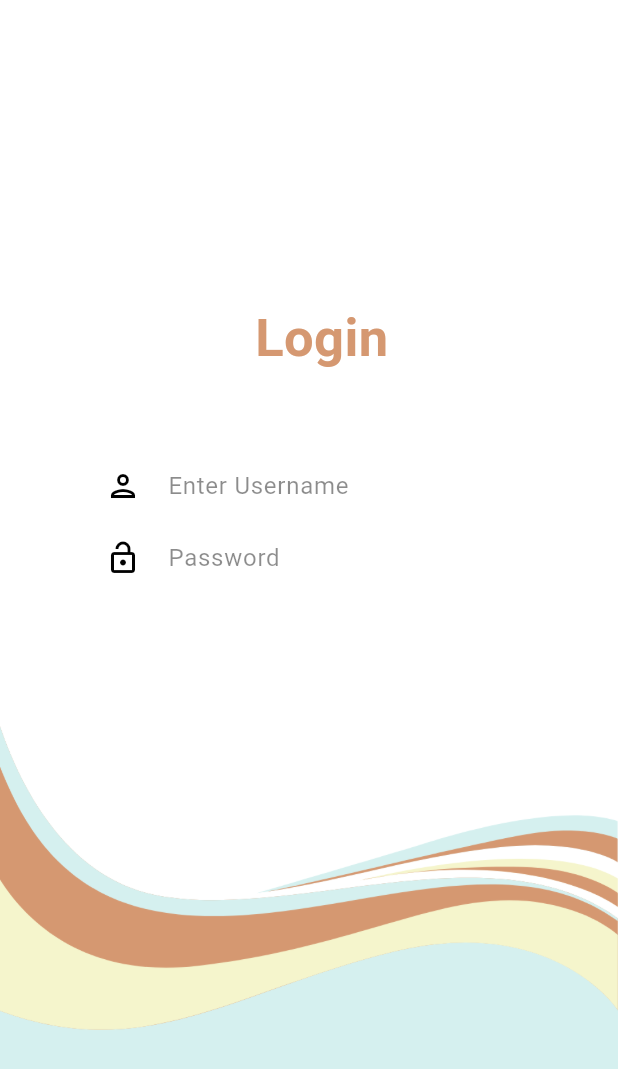
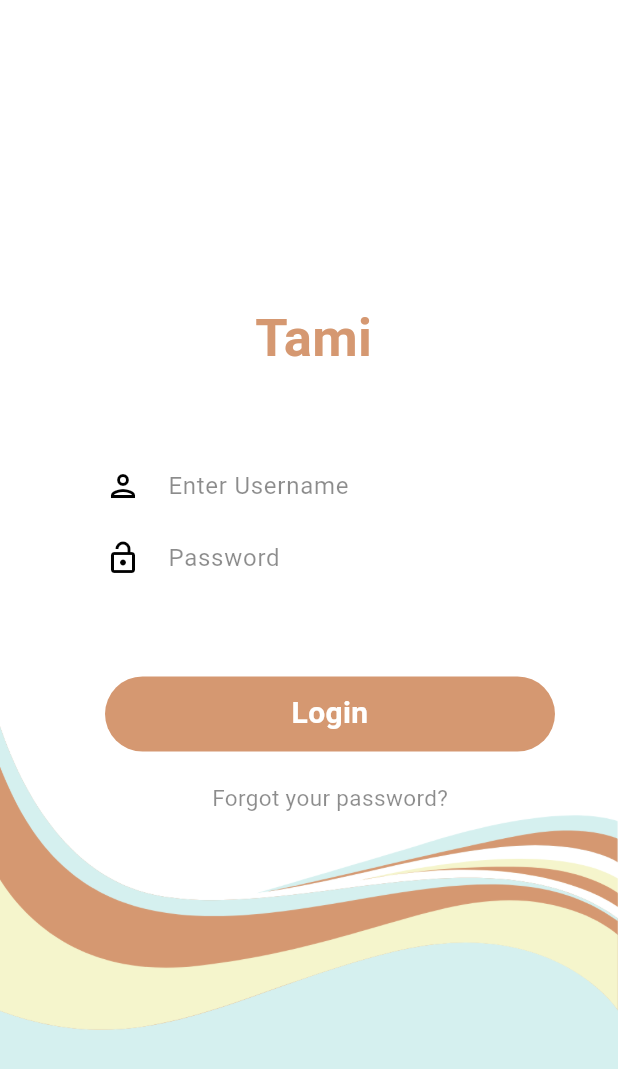
Before and after one commit to chgaobt/Tami, a Flutter app: the screen it shows after launch, on a phone screen of 412 x 824 dp. Shown: the top 1069 px of the screen. Run offline on Flutter 3.47's test engine with Material 3 defaults, Android fonts, the phone set to English and light mode, and no system bars; our stand-ins replace google_fonts.

Commit message:
login ui basically done

```diff
--- a/Tami/tami/lib/screens/login.dart
+++ b/Tami/tami/lib/screens/login.dart
@@ -20,7 +20,8 @@ class login extends StatelessWidget {
                 top: 200,
                 left: 170,
                 child: Text(
-                  "Login",
+                  "Tami",
+                  textAlign: TextAlign.center,
                   style: TextStyle(
                     fontSize: 35,
                     fontWeight: FontWeight.bold,
@@ -36,6 +37,37 @@ class login extends StatelessWidget {
                     usernameField(),
                     //const SizedBox(height: 15),
                     passwordField(),
+                    const SizedBox(height: 55),
+                    Container(
+                      height: 50,
+                      width: 300,
+                      decoration: BoxDecoration(
+                        color: const Color(0xFFD59871),
+                        borderRadius: BorderRadius.circular(25)
+                      ),
+                      child: const Padding(
+                        padding: EdgeInsets.only(top: 10),
+                        child: Text(
+                          'Login',
+                          textAlign: TextAlign.center,
+                          style: TextStyle(
+                            fontSize: 20,
+                            fontWeight: FontWeight.bold,
+                            color: Colors.white
+                          ),
+                        ),
+                      )
+                    ),
+                    const SizedBox(height: 20),
+                    const Text(
+                      'Forgot your password?',
+                      textAlign: TextAlign.center,
+                      style: TextStyle(
+                        fontSize: 15,
+                        //fontWeight: FontWeight.bold,
+                        color: Colors.black45
+                      ),
+                    )
                   ],
                 )
               )
```
